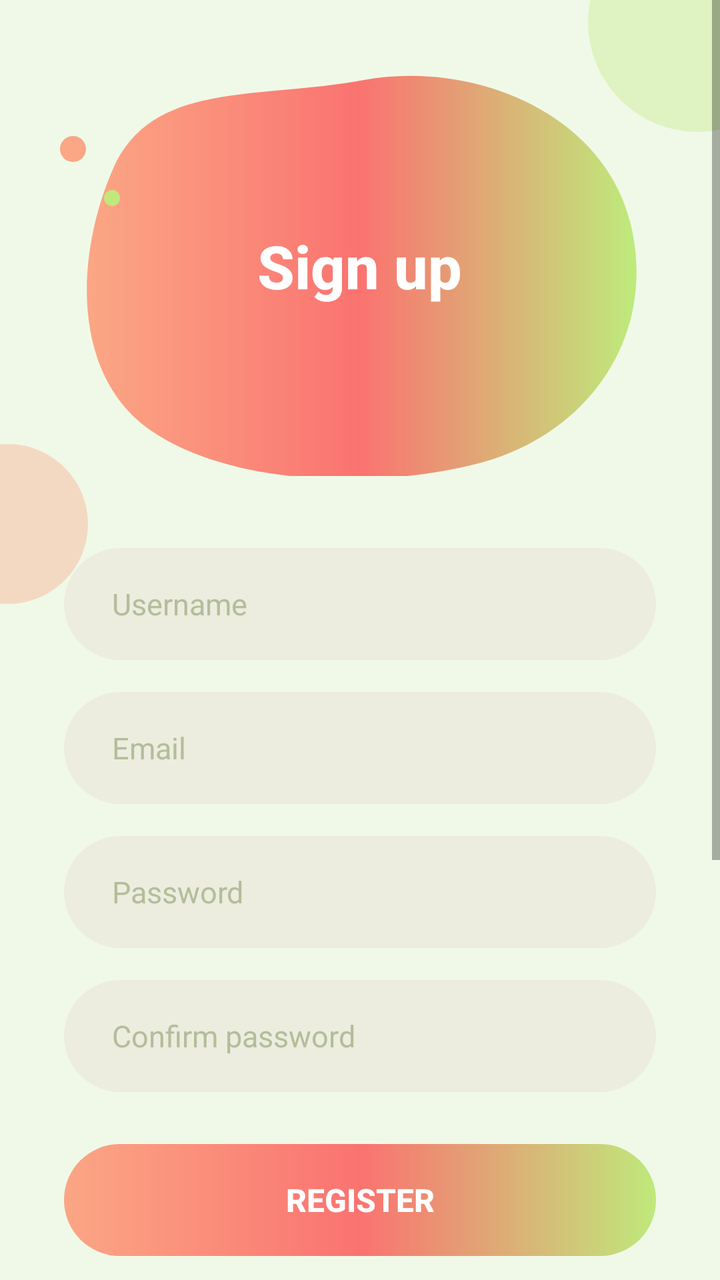
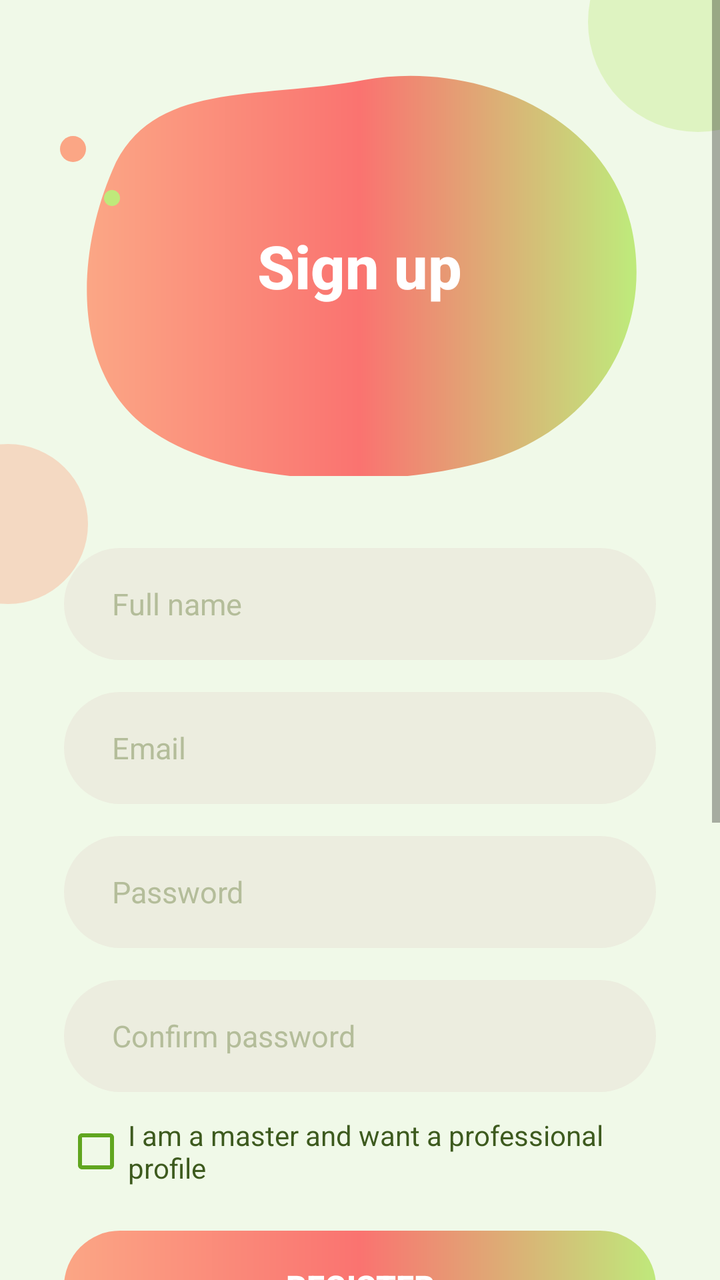

The first picture is an Android layout as it rendered before a commit; the second is the same layout after the commit. The layout source and the unified diff follow.
<!-- AndroidManifest.xml: activity theme Theme.AppCompat.Light.NoActionBar -->
<!-- res/layout/activity_register.xml -->
<?xml version="1.0" encoding="utf-8"?>
<ScrollView xmlns:android="http://schemas.android.com/apk/res/android"
    xmlns:app="http://schemas.android.com/apk/res-auto"
    android:layout_width="match_parent"
    android:layout_height="match_parent"
    android:background="@color/auth_background"
    android:clipChildren="false"
    android:clipToPadding="false"
    android:fillViewport="true"
    android:overScrollMode="never">

    <androidx.constraintlayout.widget.ConstraintLayout
        android:layout_width="match_parent"
        android:layout_height="wrap_content"
        android:clipChildren="false"
        android:clipToPadding="false"
        android:paddingBottom="40dp">

        
        <View
            android:id="@+id/decor_tr"
            android:layout_width="110dp"
            android:layout_height="110dp"
            android:alpha="0.35"
            android:background="@drawable/bg_circle_green"
            android:translationX="44dp"
            android:translationY="-44dp"
            app:layout_constraintEnd_toEndOf="parent"
            app:layout_constraintTop_toTopOf="parent" />

        
        <FrameLayout
            android:id="@+id/blob_container"
            android:layout_width="290dp"
            android:layout_height="210dp"
            android:layout_marginTop="28dp"
            app:layout_constraintEnd_toEndOf="parent"
            app:layout_constraintStart_toStartOf="parent"
            app:layout_constraintTop_toTopOf="parent">

            <ImageView
                android:layout_width="match_parent"
                android:layout_height="match_parent"
                android:scaleType="fitXY"
                android:src="@drawable/bg_blob_header" />

            <TextView
                android:layout_width="wrap_content"
                android:layout_height="wrap_content"
                android:layout_gravity="center"
                android:fontFamily="sans-serif-medium"
                android:text="@string/sign_up"
                android:textColor="@color/white"
                android:textSize="30sp"
                android:textStyle="bold" />
        </FrameLayout>

        
        <View
            android:id="@+id/dot_peach"
            android:layout_width="13dp"
            android:layout_height="13dp"
            android:layout_marginStart="30dp"
            android:layout_marginTop="68dp"
            android:background="@drawable/bg_circle_peach"
            app:layout_constraintStart_toStartOf="parent"
            app:layout_constraintTop_toTopOf="parent" />

        
        <View
            android:id="@+id/dot_green"
            android:layout_width="8dp"
            android:layout_height="8dp"
            android:layout_marginStart="52dp"
            android:layout_marginTop="14dp"
            android:background="@drawable/bg_circle_green"
            app:layout_constraintStart_toStartOf="parent"
            app:layout_constraintTop_toBottomOf="@id/dot_peach" />

        
        <View
            android:id="@+id/decor_left"
            android:layout_width="80dp"
            android:layout_height="80dp"
            android:alpha="0.38"
            android:background="@drawable/bg_circle_peach"
            android:translationX="-36dp"
            android:translationY="-16dp"
            app:layout_constraintStart_toStartOf="parent"
            app:layout_constraintTop_toBottomOf="@id/blob_container" />

        
        <EditText
            android:id="@+id/et_full_name"
            android:layout_width="0dp"
            android:layout_height="56dp"
            android:layout_marginStart="32dp"
            android:layout_marginTop="36dp"
            android:layout_marginEnd="32dp"
            android:background="@drawable/bg_input_field"
            android:hint="@string/full_name"
            android:inputType="textPersonName|textCapWords"
            android:paddingStart="24dp"
            android:paddingEnd="24dp"
            android:singleLine="true"
            android:textColor="@color/text_primary"
            android:textColorHint="@color/text_hint"
            android:textSize="15sp"
            app:layout_constraintEnd_toEndOf="parent"
            app:layout_constraintStart_toStartOf="parent"
            app:layout_constraintTop_toBottomOf="@id/blob_container" />

        
        <EditText
            android:id="@+id/et_email"
            android:layout_width="0dp"
            android:layout_height="56dp"
            android:layout_marginStart="32dp"
            android:layout_marginTop="16dp"
            android:layout_marginEnd="32dp"
            android:background="@drawable/bg_input_field"
            android:hint="@string/email"
            android:inputType="textEmailAddress"
            android:paddingStart="24dp"
            android:paddingEnd="24dp"
            android:singleLine="true"
            android:textColor="@color/text_primary"
            android:textColorHint="@color/text_hint"
            android:textSize="15sp"
            app:layout_constraintEnd_toEndOf="parent"
            app:layout_constraintStart_toStartOf="parent"
            app:layout_constraintTop_toBottomOf="@id/et_full_name" />

        
        <EditText
            android:id="@+id/et_password"
            android:layout_width="0dp"
            android:layout_height="56dp"
            android:layout_marginStart="32dp"
            android:layout_marginTop="16dp"
            android:layout_marginEnd="32dp"
            android:background="@drawable/bg_input_field"
            android:hint="@string/password"
            android:inputType="textPassword"
            android:paddingStart="24dp"
            android:paddingEnd="24dp"
            android:singleLine="true"
            android:textColor="@color/text_primary"
            android:textColorHint="@color/text_hint"
            android:textSize="15sp"
            app:layout_constraintEnd_toEndOf="parent"
            app:layout_constraintStart_toStartOf="parent"
            app:layout_constraintTop_toBottomOf="@id/et_email" />

        
        <EditText
            android:id="@+id/et_confirm_password"
            android:layout_width="0dp"
            android:layout_height="56dp"
            android:layout_marginStart="32dp"
            android:layout_marginTop="16dp"
            android:layout_marginEnd="32dp"
            android:background="@drawable/bg_input_field"
            android:hint="@string/confirm_password"
            android:inputType="textPassword"
            android:paddingStart="24dp"
            android:paddingEnd="24dp"
            android:singleLine="true"
            android:textColor="@color/text_primary"
            android:textColorHint="@color/text_hint"
            android:textSize="15sp"
            app:layout_constraintEnd_toEndOf="parent"
            app:layout_constraintStart_toStartOf="parent"
            app:layout_constraintTop_toBottomOf="@id/et_password" />

        
        <Button
            android:id="@+id/btn_register"
            android:layout_width="0dp"
            android:layout_height="56dp"
            android:layout_marginStart="32dp"
            android:layout_marginTop="26dp"
            android:layout_marginEnd="32dp"
            android:background="@drawable/bg_button_gradient"
            android:stateListAnimator="@null"
            android:text="@string/register"
            android:textColor="@color/white"
            android:textSize="16sp"
            android:textStyle="bold"
            app:layout_constraintEnd_toEndOf="parent"
            app:layout_constraintStart_toStartOf="parent"
            app:layout_constraintTop_toBottomOf="@id/et_confirm_password" />

        
        <LinearLayout
            android:id="@+id/divider_or"
            android:layout_width="0dp"
            android:layout_height="wrap_content"
            android:layout_marginStart="32dp"
            android:layout_marginTop="22dp"
            android:layout_marginEnd="32dp"
            android:gravity="center_vertical"
            android:orientation="horizontal"
            app:layout_constraintEnd_toEndOf="parent"
            app:layout_constraintStart_toStartOf="parent"
            app:layout_constraintTop_toBottomOf="@id/btn_register">

            <View
                android:layout_width="0dp"
                android:layout_height="1dp"
                android:layout_weight="1"
                android:background="@color/divider_color" />

            <TextView
                android:layout_width="wrap_content"
                android:layout_height="wrap_content"
                android:paddingStart="14dp"
                android:paddingEnd="14dp"
                android:text="@string/or"
                android:textColor="@color/text_hint"
                android:textSize="13sp" />

            <View
                android:layout_width="0dp"
                android:layout_height="1dp"
                android:layout_weight="1"
                android:background="@color/divider_color" />
        </LinearLayout>

        
        <LinearLayout
            android:id="@+id/btn_google_signup"
            android:layout_width="0dp"
            android:layout_height="56dp"
            android:layout_marginStart="32dp"
            android:layout_marginTop="18dp"
            android:layout_marginEnd="32dp"
            android:background="@drawable/bg_google_button"
            android:clickable="true"
            android:focusable="true"
            android:gravity="center"
            android:orientation="horizontal"
            app:layout_constraintEnd_toEndOf="parent"
            app:layout_constraintStart_toStartOf="parent"
            app:layout_constraintTop_toBottomOf="@id/divider_or">

            <ImageView
                android:layout_width="22dp"
                android:layout_height="22dp"
                android:src="@drawable/ic_google" />

            <TextView
                android:layout_width="wrap_content"
                android:layout_height="wrap_content"
                android:layout_marginStart="12dp"
                android:text="@string/sign_up_with_google"
                android:textColor="@color/text_primary"
                android:textSize="15sp" />
        </LinearLayout>

        
        <LinearLayout
            android:id="@+id/tv_signin_layout"
            android:layout_width="wrap_content"
            android:layout_height="wrap_content"
            android:layout_marginTop="28dp"
            android:orientation="horizontal"
            app:layout_constraintEnd_toEndOf="parent"
            app:layout_constraintStart_toStartOf="parent"
            app:layout_constraintTop_toBottomOf="@id/btn_google_signup">

            <TextView
                android:layout_width="wrap_content"
                android:layout_height="wrap_content"
                android:text="@string/already_account"
                android:textColor="@color/text_secondary"
                android:textSize="14sp" />

            <TextView
                android:id="@+id/tv_sign_in_link"
                android:layout_width="wrap_content"
                android:layout_height="wrap_content"
                android:clickable="true"
                android:focusable="true"
                android:text="@string/sign_in_link"
                android:textColor="@color/green_dark"
                android:textSize="14sp"
                android:textStyle="bold" />
        </LinearLayout>

        
        <View
            android:id="@+id/decor_bottom"
            android:layout_width="100dp"
            android:layout_height="100dp"
            android:layout_marginTop="24dp"
            android:alpha="0.22"
            android:background="@drawable/bg_circle_peach"
            android:translationY="50dp"
            app:layout_constraintEnd_toEndOf="parent"
            app:layout_constraintStart_toStartOf="parent"
            app:layout_constraintTop_toBottomOf="@id/tv_signin_layout" />

    </androidx.constraintlayout.widget.ConstraintLayout>
</ScrollView>
<!-- resources referenced by this layout -->
<resources>
  <color name="auth_background">#F0F9E8</color>
  <color name="divider_color">#E3DAB7</color>
  <color name="green_dark">#60A61F</color>
  <color name="text_hint">#B4BD9A</color>
  <color name="text_primary">#3D5A1E</color>
  <color name="text_secondary">#72A424</color>
  <color name="white">#FFFFFFFF</color>
  <!-- drawable bg_blob_header (drawable) -->
  <?xml version="1.0" encoding="utf-8"?>
  <vector xmlns:android="http://schemas.android.com/apk/res/android"
      xmlns:aapt="http://schemas.android.com/aapt"
      android:width="300dp"
      android:height="210dp"
      android:viewportWidth="300"
      android:viewportHeight="210">
  
      <path
          android:pathData="M 152,12
              C 208,2 276,28 290,84
              C 304,140 268,190 210,204
              C 152,218 78,213 40,186
              C 2,159 2,102 22,57
              C 42,12 96,22 152,12 Z">
          <aapt:attr name="android:fillColor">
              <gradient
                  android:startX="10"
                  android:startY="105"
                  android:endX="290"
                  android:endY="105"
                  android:type="linear">
                  <item android:offset="0" android:color="#FBA685" />
                  <item android:offset="0.5" android:color="#FA7370" />
                  <item android:offset="1" android:color="#BFE97B" />
              </gradient>
          </aapt:attr>
      </path>
  
  </vector>
  <!-- drawable bg_button_gradient (drawable) -->
  <?xml version="1.0" encoding="utf-8"?>
  <shape xmlns:android="http://schemas.android.com/apk/res/android"
      android:shape="rectangle">
      <gradient
          android:angle="0"
          android:startColor="#FBA685"
          android:centerColor="#FA7370"
          android:endColor="#BFE97B"
          android:type="linear" />
      <corners android:radius="30dp" />
  </shape>
  <!-- drawable bg_circle_green (drawable) -->
  <?xml version="1.0" encoding="utf-8"?>
  <shape xmlns:android="http://schemas.android.com/apk/res/android"
      android:shape="oval">
      <solid android:color="#BFE97B" />
  </shape>
  <!-- drawable bg_circle_peach (drawable) -->
  <?xml version="1.0" encoding="utf-8"?>
  <shape xmlns:android="http://schemas.android.com/apk/res/android"
      android:shape="oval">
      <solid android:color="#FBA685" />
  </shape>
  <!-- drawable bg_google_button (drawable) -->
  <?xml version="1.0" encoding="utf-8"?>
  <shape xmlns:android="http://schemas.android.com/apk/res/android"
      android:shape="rectangle">
      <solid android:color="#FFFFFF" />
      <stroke
          android:width="1.5dp"
          android:color="#E3DAB7" />
      <corners android:radius="30dp" />
  </shape>
  <!-- drawable bg_input_field (drawable) -->
  <?xml version="1.0" encoding="utf-8"?>
  <shape xmlns:android="http://schemas.android.com/apk/res/android"
      android:shape="rectangle">
      <solid android:color="#ECEDDF" />
      <corners android:radius="30dp" />
  </shape>
  <string name="already_account">Already have an account?\u00A0</string>
  <string name="confirm_password">Confirm password</string>
  <string name="email">Email</string>
  <string name="full_name">Username</string>
  <string name="or">or</string>
  <string name="password">Password</string>
  <string name="register">Register</string>
  <string name="sign_in_link">Sign in</string>
  <string name="sign_up">Sign up</string>
  <string name="sign_up_with_google">Sign up with Google</string>
  <!-- unchanged entries left out for length: 1 -->
</resources>

<!-- the commit's change to res/layout/activity_register.xml (unified diff, before → after) -->
@@ -173,13 +173,28 @@
             app:layout_constraintStart_toStartOf="parent"
             app:layout_constraintTop_toBottomOf="@id/et_password" />
 
+        <CheckBox
+            android:id="@+id/cb_register_as_master"
+            android:layout_width="0dp"
+            android:layout_height="wrap_content"
+            android:layout_marginStart="32dp"
+            android:layout_marginTop="12dp"
+            android:layout_marginEnd="32dp"
+            android:buttonTint="@color/green_dark"
+            android:text="@string/register_as_master"
+            android:textColor="@color/text_primary"
+            android:textSize="14sp"
+            app:layout_constraintEnd_toEndOf="parent"
+            app:layout_constraintStart_toStartOf="parent"
+            app:layout_constraintTop_toBottomOf="@id/et_confirm_password" />
+
         
         <Button
             android:id="@+id/btn_register"
             android:layout_width="0dp"
             android:layout_height="56dp"
             android:layout_marginStart="32dp"
-            android:layout_marginTop="26dp"
+            android:layout_marginTop="22dp"
             android:layout_marginEnd="32dp"
             android:background="@drawable/bg_button_gradient"
             android:stateListAnimator="@null"
@@ -189,7 +204,7 @@
             android:textStyle="bold"
             app:layout_constraintEnd_toEndOf="parent"
             app:layout_constraintStart_toStartOf="parent"
-            app:layout_constraintTop_toBottomOf="@id/et_confirm_password" />
+            app:layout_constraintTop_toBottomOf="@id/cb_register_as_master" />
 
         
         <LinearLayout
<!-- resource entries referenced after the edit -->
@@ -82,10 +82,11 @@
   <string name="already_account">Already have an account?\u00A0</string>
   <string name="confirm_password">Confirm password</string>
   <string name="email">Email</string>
-  <string name="full_name">Username</string>
+  <string name="full_name">Full name</string>
   <string name="or">or</string>
   <string name="password">Password</string>
   <string name="register">Register</string>
+  <string name="register_as_master">I am a master and want a professional profile</string>
   <string name="sign_in_link">Sign in</string>
   <string name="sign_up">Sign up</string>
   <string name="sign_up_with_google">Sign up with Google</string>
